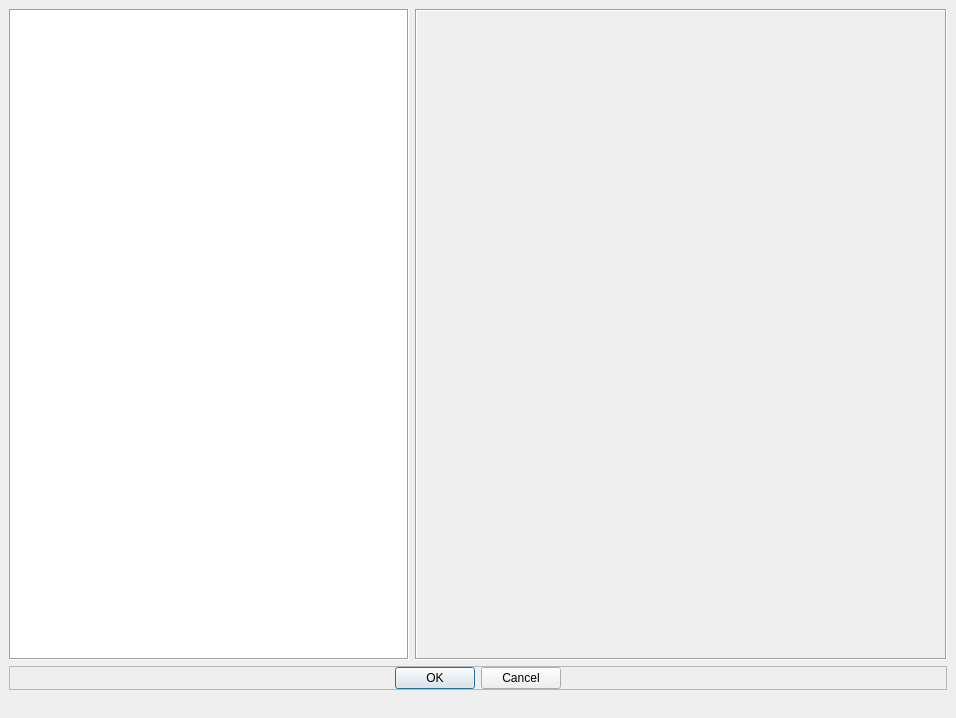
First picture: the form in src/qt_ui/line_adder.ui, repository Eric-Meunier/Processor-Suite, before the edit.
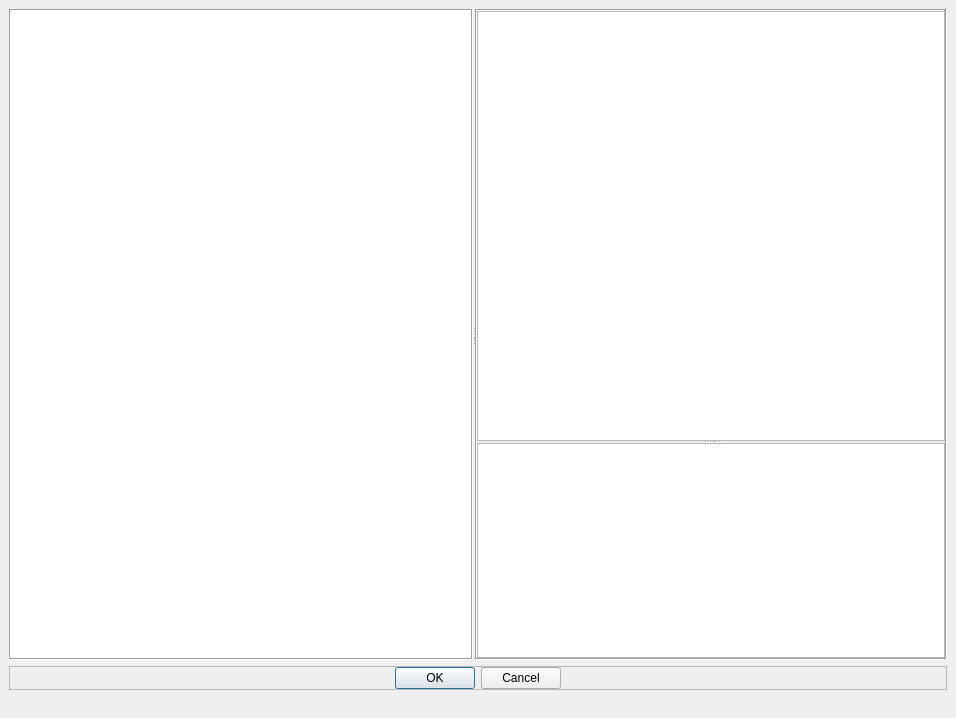
Second picture: the form after the edit. Custom widgets are drawn as their Qt base class.

Commit message: Changed GPS adder to use pyqtgraph instead of mpl.

```diff
--- a/src/qt_ui/line_adder.ui
+++ b/src/qt_ui/line_adder.ui
@@ -15,60 +15,104 @@
   </property>
   <widget class="QWidget" name="layout">
    <layout class="QGridLayout" name="gridLayout">
-    <item row="0" column="2" colspan="2">
-     <widget class="QFrame" name="canvas_frame">
-      <property name="frameShape">
-       <enum>QFrame::Box</enum>
+    <item row="0" column="0">
+     <widget class="QSplitter" name="splitter_2">
+      <property name="orientation">
+       <enum>Qt::Horizontal</enum>
       </property>
-      <property name="frameShadow">
-       <enum>QFrame::Sunken</enum>
+      <property name="handleWidth">
+       <number>2</number>
       </property>
-      <layout class="QVBoxLayout" name="verticalLayout_3">
-       <property name="spacing">
-        <number>0</number>
+      <widget class="QTableWidget" name="table">
+       <property name="sizePolicy">
+        <sizepolicy hsizetype="Maximum" vsizetype="Expanding">
+         <horstretch>0</horstretch>
+         <verstretch>0</verstretch>
+        </sizepolicy>
        </property>
-       <property name="leftMargin">
-        <number>0</number>
+       <property name="minimumSize">
+        <size>
+         <width>400</width>
+         <height>0</height>
+        </size>
        </property>
-       <property name="topMargin">
-        <number>0</number>
+       <property name="maximumSize">
+        <size>
+         <width>16777215</width>
+         <height>16777215</height>
+        </size>
        </property>
-       <property name="rightMargin">
-        <number>0</number>
+       <property name="frameShape">
+        <enum>QFrame::Box</enum>
        </property>
-       <property name="bottomMargin">
-        <number>0</number>
+       <property name="selectionMode">
+        <enum>QAbstractItemView::SingleSelection</enum>
        </property>
-      </layout>
+       <property name="selectionBehavior">
+        <enum>QAbstractItemView::SelectRows</enum>
+       </property>
+      </widget>
+      <widget class="QFrame" name="frame_2">
+       <property name="frameShape">
+        <enum>QFrame::Box</enum>
+       </property>
+       <property name="frameShadow">
+        <enum>QFrame::Sunken</enum>
+       </property>
+       <layout class="QVBoxLayout" name="verticalLayout">
+        <property name="spacing">
+         <number>0</number>
+        </property>
+        <property name="leftMargin">
+         <number>0</number>
+        </property>
+        <property name="topMargin">
+         <number>0</number>
+        </property>
+        <property name="rightMargin">
+         <number>0</number>
+        </property>
+        <property name="bottomMargin">
+         <number>0</number>
+        </property>
+        <item>
+         <widget class="QSplitter" name="splitter">
+          <property name="orientation">
+           <enum>Qt::Vertical</enum>
+          </property>
+          <property name="handleWidth">
+           <number>2</number>
+          </property>
+          <widget class="PlotWidget" name="plan_view">
+           <property name="sizePolicy">
+            <sizepolicy hsizetype="Expanding" vsizetype="Expanding">
+             <horstretch>0</horstretch>
+             <verstretch>2</verstretch>
+            </sizepolicy>
+           </property>
+          </widget>
+          <widget class="PlotWidget" name="section_view">
+           <property name="sizePolicy">
+            <sizepolicy hsizetype="Expanding" vsizetype="Expanding">
+             <horstretch>0</horstretch>
+             <verstretch>1</verstretch>
+            </sizepolicy>
+           </property>
+          </widget>
+         </widget>
+        </item>
+       </layout>
+      </widget>
      </widget>
     </item>
-    <item row="0" column="1">
-     <widget class="QTableWidget" name="table">
+    <item row="1" column="0">
+     <widget class="QFrame" name="frame">
       <property name="sizePolicy">
-       <sizepolicy hsizetype="Preferred" vsizetype="Expanding">
+       <sizepolicy hsizetype="Preferred" vsizetype="Maximum">
         <horstretch>0</horstretch>
         <verstretch>0</verstretch>
        </sizepolicy>
       </property>
-      <property name="minimumSize">
-       <size>
-        <width>400</width>
-        <height>0</height>
-       </size>
-      </property>
-      <property name="maximumSize">
-       <size>
-        <width>16777215</width>
-        <height>16777215</height>
-       </size>
-      </property>
-      <property name="frameShape">
-       <enum>QFrame::Box</enum>
-      </property>
-     </widget>
-    </item>
-    <item row="3" column="1" colspan="3">
-     <widget class="QFrame" name="frame">
       <property name="frameShape">
        <enum>QFrame::StyledPanel</enum>
       </property>
@@ -125,6 +169,13 @@
    </property>
   </widget>
  </widget>
+ <customwidgets>
+  <customwidget>
+   <class>PlotWidget</class>
+   <extends>QGraphicsView</extends>
+   <header>pyqtgraph</header>
+  </customwidget>
+ </customwidgets>
  <resources/>
  <connections/>
 </ui>
```
The commit also changes 2 other files.
